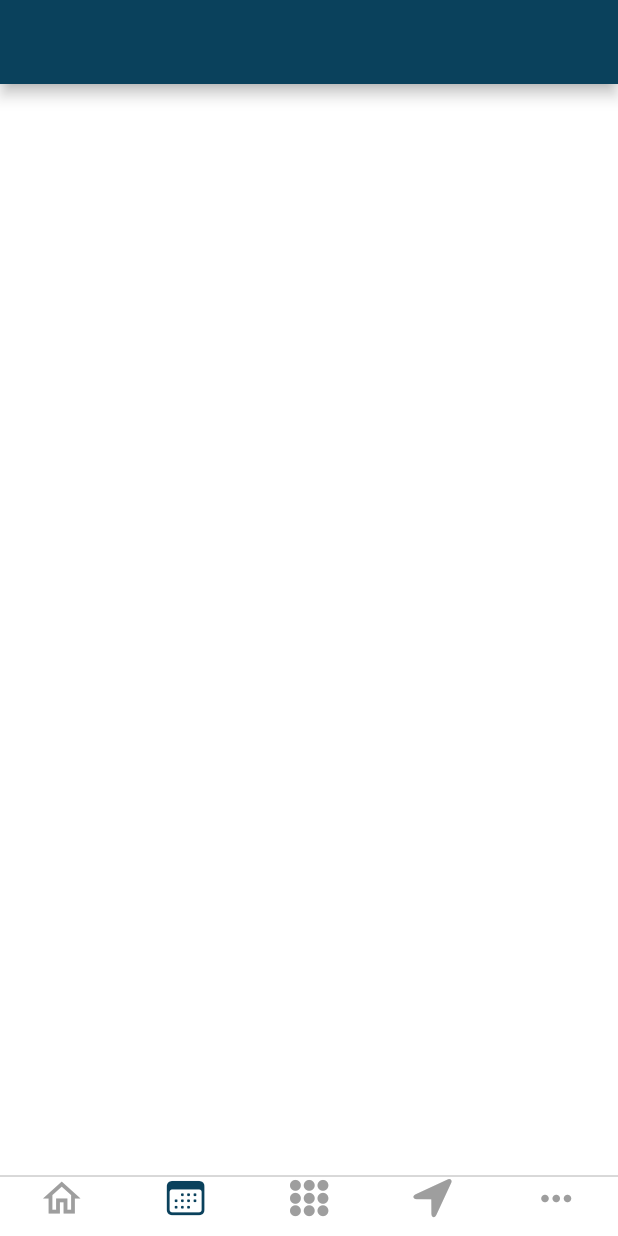
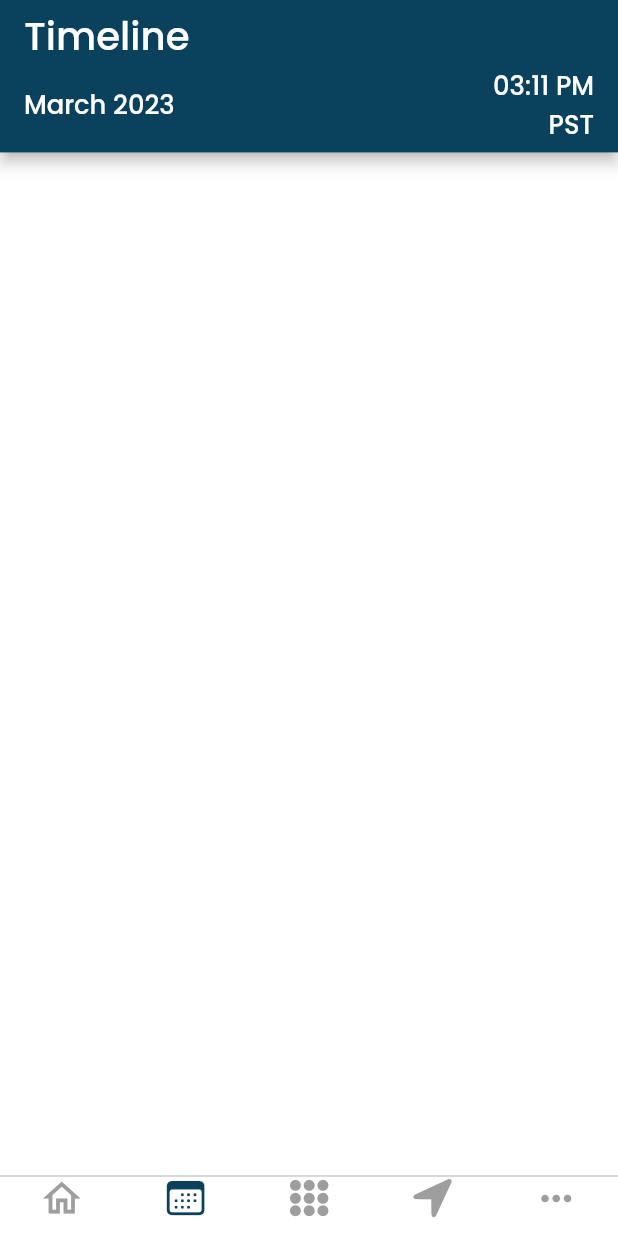
Before and after one commit to ahmadexe/YESIST12-iOS-App, a Flutter app: the screen it shows after launch, swiped to page 2, on a phone screen of 412 x 824 dp. Run offline on Flutter 3.47's test engine with Material 2 defaults, Android fonts, the phone set to English and light mode, and no system bars; our stand-ins replace form_builder_validators.

Commit message:
app structured

```diff
--- a/lib/screens/timeline/timeline_screen.dart
+++ b/lib/screens/timeline/timeline_screen.dart
@@ -1,4 +1,8 @@
 import 'package:flutter/material.dart';
+import 'package:yesist_ios_app/configs/configs.dart';
+import 'package:yesist_ios_app/static/constants.dart';
+
+part 'widgets/_timeline_card.dart';
 
 class TimelineScreen extends StatelessWidget {
   const TimelineScreen({super.key});
@@ -6,7 +10,29 @@ class TimelineScreen extends StatelessWidget {
   @override
   Widget build(BuildContext context) {
     return Scaffold(
-      appBar: AppBar(),
+      appBar: AppBar(
+        toolbarHeight: AppConstants.toolbarHeight2,
+        title: Column(
+          crossAxisAlignment: CrossAxisAlignment.start,
+          children: [
+            Text("Timeline", style: AppText.h2!),
+            Row(
+              mainAxisAlignment: MainAxisAlignment.spaceBetween,
+              children: [
+                Text("March 2023", style: AppText.b2!),
+                Column(
+                  crossAxisAlignment: CrossAxisAlignment.end,
+                  children: [
+                    Text("03:11 PM", style: AppText.b2!),
+                    Text("PST", style: AppText.b2!)
+                  ],
+                )
+              ],
+            )
+          ],
+        ),
+        centerTitle: false,
+      ),
     );
   }
 }
--- /dev/null
+++ b/lib/screens/timeline/widgets/_timeline_card.dart
@@ -0,0 +1 @@
+part of '../timeline_screen.dart';
--- a/lib/static/constants.dart
+++ b/lib/static/constants.dart
@@ -2,4 +2,5 @@ import 'package:yesist_ios_app/configs/app_dimensions.dart';
 
 class AppConstants {
   static final toolbarHeight = AppDimensions.normalize(55);
+  static final toolbarHeight2 = AppDimensions.normalize(40);
 }
```
